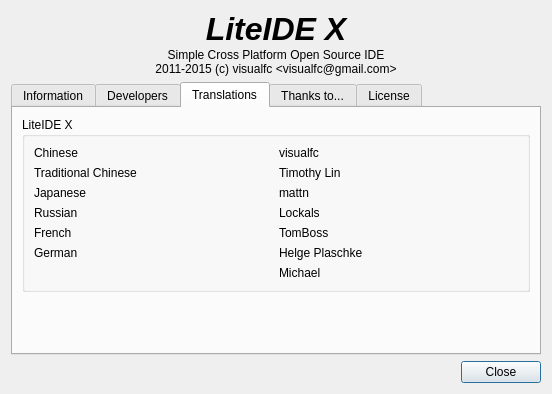
Qt form liteidex/src/liteapp/aboutdialog.ui (visualfc/liteide) before a commit.
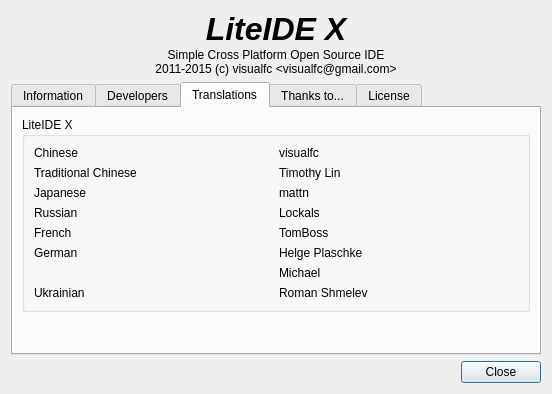
The same form after that commit. The open tabs and pages were chosen to show the change. Icons and pictures are not drawn.

Commit message: add Ukrainian translation thanks Roman Shmelev <rshmelev@gmail.com>

Diff of the .ui file:
```diff
--- a/liteidex/src/liteapp/aboutdialog.ui
+++ b/liteidex/src/liteapp/aboutdialog.ui
@@ -500,6 +500,20 @@
             </property>
            </widget>
           </item>
+          <item row="7" column="1">
+           <widget class="QLabel" name="label_42">
+            <property name="text">
+             <string notr="true">Roman Shmelev &lt;rshmelev@gmail.com&gt;</string>
+            </property>
+           </widget>
+          </item>
+          <item row="7" column="0">
+           <widget class="QLabel" name="label_43">
+            <property name="text">
+             <string>Ukrainian</string>
+            </property>
+           </widget>
+          </item>
          </layout>
         </widget>
        </item>
```
The commit also changes 13 other files.
